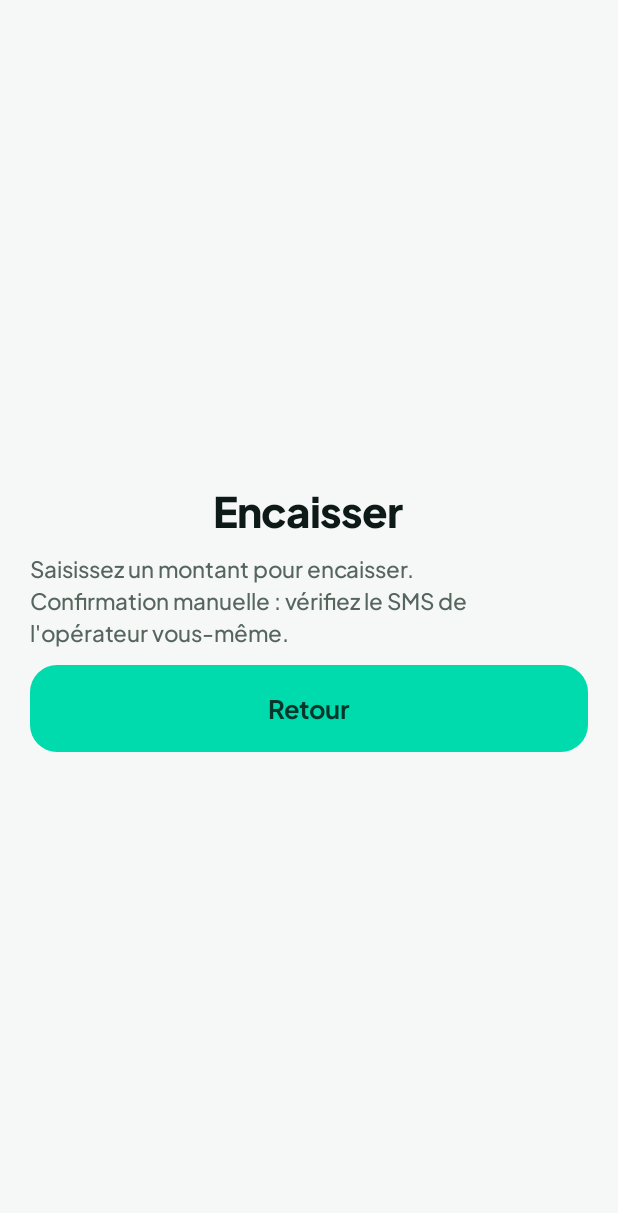
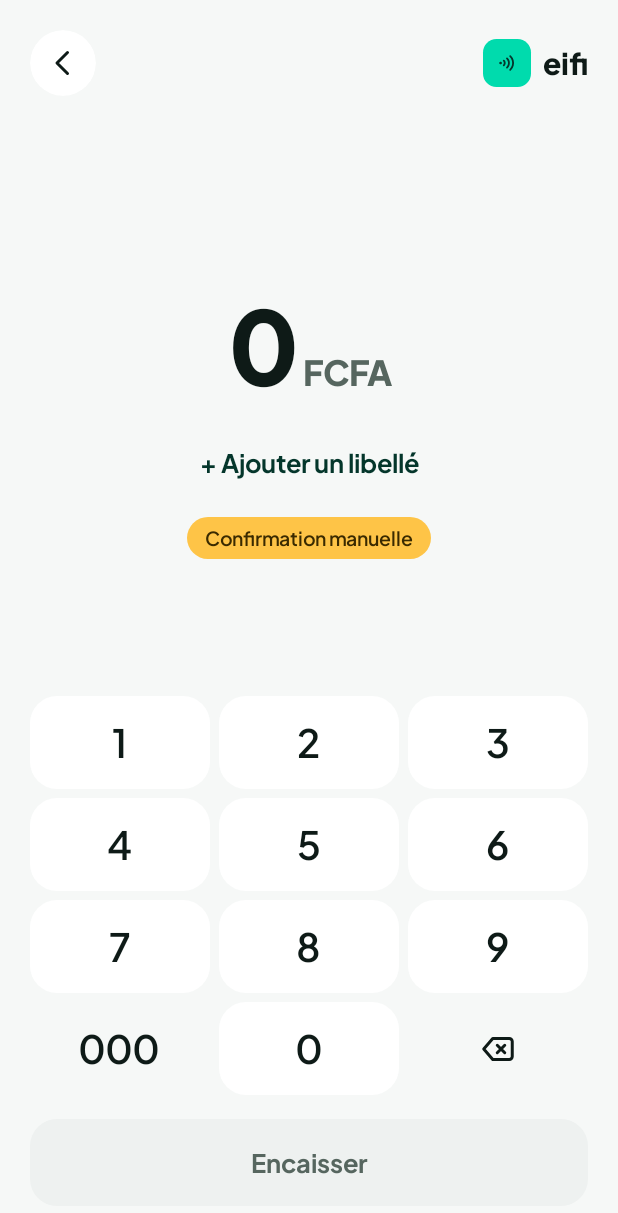
Before and after one commit to Krawist/eifi, an Android app built with Jetpack Compose: the ReceiveScreen screen opened through its navigation route, on a phone screen of 412 x 824 dp. Shown: the top 1213 px of the screen. Run offline under Robolectric (Android 15) with nearby library versions, the phone set to English and light mode, and no system bars; our stand-ins replace Dagger/Hilt's generated code; libraries missing offline, so code that uses them is left out: androidx.hilt.lifecycle.

Commit message:
Add the amount entry screen (EIFI-101)
Co-Authored-By: Claude Opus 5.5 <noreply@anthropic.com>

```diff
--- /dev/null
+++ b/core/design/src/main/kotlin/com/eifi/core/design/component/EifiLogo.kt
@@ -0,0 +1,49 @@
+package com.eifi.core.design.component
+
+import androidx.compose.foundation.layout.Arrangement
+import androidx.compose.foundation.layout.Row
+import androidx.compose.foundation.layout.padding
+import androidx.compose.material3.MaterialTheme
+import androidx.compose.material3.Text
+import androidx.compose.runtime.Composable
+import androidx.compose.ui.Alignment
+import androidx.compose.ui.Modifier
+import androidx.compose.ui.res.painterResource
+import androidx.compose.ui.res.stringResource
+import androidx.compose.ui.text.font.FontWeight
+import androidx.compose.ui.tooling.preview.Preview
+import com.eifi.core.design.R
+import com.eifi.core.design.theme.EifiColors
+import com.eifi.core.design.theme.EifiDimens
+import com.eifi.core.design.theme.EifiSpacing
+import com.eifi.core.design.theme.EifiTheme
+
+/**
+ * Small logo and "eifi" wordmark, at the top left of the main screens.
+ * The logo is not chosen yet (see docs/design/90-logo-pistes.png): the contactless icon stands in.
+ */
+@Composable
+fun EifiLogo(modifier: Modifier = Modifier) {
+    Row(
+        modifier = modifier,
+        horizontalArrangement = Arrangement.spacedBy(EifiSpacing.Small),
+        verticalAlignment = Alignment.CenterVertically,
+    ) {
+        EifiIconTile(
+            icon = painterResource(R.drawable.ic_eifi_contactless),
+            containerColor = EifiColors.Primary,
+            contentColor = EifiColors.OnPrimary,
+            size = EifiDimens.IconTileSmall,
+        )
+        Text(
+            text = stringResource(R.string.eifi_wordmark),
+            style = MaterialTheme.typography.titleLarge.copy(fontWeight = FontWeight.ExtraBold),
+        )
+    }
+}
+
+@Preview(showBackground = true, backgroundColor = 0xFFF6F8F7)
+@Composable
+private fun EifiLogoPreview() {
+    EifiTheme { EifiLogo(modifier = Modifier.padding(EifiSpacing.Gutter)) }
+}
--- a/core/design/src/main/res/values/strings.xml
+++ b/core/design/src/main/res/values/strings.xml
@@ -1,6 +1,7 @@
 <?xml version="1.0" encoding="utf-8"?>
 <resources>
     <string name="currency_fcfa" translatable="false">FCFA</string>
+    <string name="eifi_wordmark" translatable="false">eifi</string>
     <string name="keypad_delete">Effacer</string>
     <string name="navigation_back">Retour</string>
 </resources>
--- a/core/permission/src/main/kotlin/com/eifi/core/permission/RememberPermissionGranted.kt
+++ b/core/permission/src/main/kotlin/com/eifi/core/permission/RememberPermissionGranted.kt
@@ -6,6 +6,7 @@ import androidx.compose.runtime.getValue
 import androidx.compose.runtime.mutableStateOf
 import androidx.compose.runtime.remember
 import androidx.compose.ui.platform.LocalContext
+import androidx.compose.ui.platform.LocalInspectionMode
 import androidx.lifecycle.compose.LifecycleResumeEffect
 import com.eifi.core.data.AppPermission
 
@@ -21,8 +22,18 @@ fun rememberPermissionGranted(permission: AppPermission): State<Boolean> {
     return granted
 }
 
+/** The system checker; nothing is granted in a preview, which has no system services to query. */
 @Composable
 internal fun rememberPermissionChecker(): PermissionChecker {
     val context = LocalContext.current.applicationContext
-    return remember(context) { AndroidPermissionChecker(context) }
+    val inPreview = LocalInspectionMode.current
+    return remember(context, inPreview) {
+        if (inPreview) {
+            object : PermissionChecker {
+                override fun isGranted(permission: AppPermission) = false
+            }
+        } else {
+            AndroidPermissionChecker(context)
+        }
+    }
 }
--- a/feature/onboarding/src/main/res/values/strings.xml
+++ b/feature/onboarding/src/main/res/values/strings.xml
@@ -20,7 +20,6 @@
     <string name="home_receive_subtitle">Saisissez un montant, l\'autre approche son téléphone</string>
     <string name="home_receive_title">Encaisser</string>
     <string name="home_settings">Réglages</string>
-    <string name="home_wordmark" translatable="false">eifi</string>
     <string name="mode_choice_continue">Continuer</string>
     <string name="mode_choice_subtitle">Vous pourrez faire les deux. Choisissez par où commencer.</string>
     <string name="mode_choice_title">Que voulez-vous faire avec Eifi ?</string>
--- a/feature/receive/src/main/kotlin/com/eifi/feature/receive/ReceiveNavigation.kt
+++ b/feature/receive/src/main/kotlin/com/eifi/feature/receive/ReceiveNavigation.kt
@@ -4,6 +4,7 @@ import androidx.compose.animation.AnimatedContent
 import androidx.compose.runtime.Composable
 import androidx.compose.runtime.LaunchedEffect
 import androidx.compose.runtime.getValue
+import androidx.compose.ui.res.stringResource
 import androidx.hilt.lifecycle.viewmodel.compose.hiltViewModel
 import androidx.lifecycle.compose.collectAsStateWithLifecycle
 import androidx.lifecycle.viewmodel.compose.LocalViewModelStoreOwner
@@ -12,8 +13,15 @@ import androidx.navigation.NavGraphBuilder
 import androidx.navigation.compose.composable
 import androidx.navigation.compose.navigation
 import androidx.navigation.toRoute
+import com.eifi.core.data.AppPermission
+import com.eifi.core.design.component.PlaceholderScreen
+import com.eifi.core.design.format.formatFcfa
 import com.eifi.core.design.theme.EifiTransitions
 import com.eifi.core.permission.PermissionStep
+import com.eifi.core.permission.rememberPermissionGranted
+import com.eifi.feature.receive.amount.AmountEntryActions
+import com.eifi.feature.receive.amount.AmountEntryScreen
+import com.eifi.feature.receive.amount.AmountEntryViewModel
 import com.eifi.feature.receive.profile.ReceivingProfileActions
 import com.eifi.feature.receive.profile.ReceivingProfileScreen
 import com.eifi.feature.receive.profile.ReceivingProfileViewModel
@@ -35,8 +43,13 @@ internal data class ReceivingProfileRoute(val editing: Boolean = false)
 @Serializable
 internal data object ReceivePermissionsRoute
 
+/** "Saisie du montant", the main screen of the mode. */
 @Serializable
 internal data object ReceiveRoute
+
+/** Payment session of [amount]: placeholder of the "QR et NFC actifs" screen until EIFI-102 and EIFI-103. */
+@Serializable
+internal data class SessionPlaceholderRoute(val amount: Long, val label: String? = null)
 
 /** Adds the Receive graph; [onBack] leaves the mode. */
 fun NavGraphBuilder.receiveGraph(navController: NavController, onBack: () -> Unit) {
@@ -66,7 +79,19 @@ fun NavGraphBuilder.receiveGraph(navController: NavController, onBack: () -> Uni
         composable<ReceivePermissionsRoute> {
             ReceivePermissionsDestination(navController = navController, onBack = onBack)
         }
-        composable<ReceiveRoute> { ReceiveScreen(onBack = onBack) }
+        composable<ReceiveRoute> {
+            AmountEntryDestination(navController = navController, onBack = onBack)
+        }
+        // TODO(EIFI-102, EIFI-103): create the session, then show its QR code and emit it over NFC.
+        composable<SessionPlaceholderRoute> { entry ->
+            val session = entry.toRoute<SessionPlaceholderRoute>()
+            PlaceholderScreen(
+                title = stringResource(R.string.session_placeholder_title),
+                subtitle = stringResource(R.string.session_placeholder_subtitle, formatFcfa(session.amount)),
+                actionLabel = stringResource(R.string.session_placeholder_back),
+                onAction = { navController.popBackStack() },
+            )
+        }
     }
 }
 
@@ -141,3 +166,36 @@ private fun ReceivingProfileDestination(navController: NavController, editing: B
         ),
     )
 }
+
+@Composable
+private fun AmountEntryDestination(navController: NavController, onBack: () -> Unit) {
+    val viewModel: AmountEntryViewModel = hiltViewModel(
+        checkNotNull(LocalViewModelStoreOwner.current) {
+            "No ViewModelStoreOwner was provided via LocalViewModelStoreOwner"
+        },
+        null,
+    )
+    val uiState by viewModel.uiState.collectAsStateWithLifecycle()
+    val automaticConfirmation by rememberPermissionGranted(AppPermission.NotificationAccess)
+    AmountEntryScreen(
+        uiState = uiState,
+        automaticConfirmation = automaticConfirmation,
+        actions = AmountEntryActions(
+            onDigits = viewModel::onDigits,
+            onDelete = viewModel::onDelete,
+            onShowLabel = viewModel::showLabel,
+            onLabelChange = viewModel::onLabelChange,
+            onCollect = {
+                navController.navigate(
+                    SessionPlaceholderRoute(
+                        amount = uiState.amount,
+                        label = uiState.label.ifBlank {
+                            null
+                        },
+                    ),
+                )
+            },
+            onBack = onBack,
+        ),
+    )
+}
--- a/feature/receive/src/main/kotlin/com/eifi/feature/receive/ReceiveScreen.kt
+++ /dev/null
@@ -1,25 +0,0 @@
-package com.eifi.feature.receive
-
-import androidx.compose.runtime.Composable
-import androidx.compose.runtime.getValue
-import androidx.compose.ui.Modifier
-import androidx.compose.ui.res.stringResource
-import com.eifi.core.data.AppPermission
-import com.eifi.core.design.component.PlaceholderScreen
-import com.eifi.core.permission.rememberPermissionGranted
-
-/** Empty screen of the Receive mode (EIFI-010), showing how payments will be confirmed. */
-@Composable
-internal fun ReceiveScreen(onBack: () -> Unit, modifier: Modifier = Modifier) {
-    val automaticConfirmation by rememberPermissionGranted(AppPermission.NotificationAccess)
-    val confirmation = stringResource(
-        if (automaticConfirmation) R.string.receive_confirmation_automatic else R.string.receive_confirmation_manual,
-    )
-    PlaceholderScreen(
-        title = stringResource(R.string.receive_title),
-        subtitle = stringResource(R.string.receive_subtitle) + "\n" + confirmation,
-        actionLabel = stringResource(R.string.receive_back),
-        onAction = onBack,
-        modifier = modifier,
-    )
-}
--- /dev/null
+++ b/feature/receive/src/main/kotlin/com/eifi/feature/receive/amount/AmountEntryActions.kt
@@ -0,0 +1,11 @@
+package com.eifi.feature.receive.amount
+
+/** User actions of [AmountEntryScreen], grouped to keep its parameter list short. */
+internal data class AmountEntryActions(
+    val onDigits: (String) -> Unit = {},
+    val onDelete: () -> Unit = {},
+    val onShowLabel: () -> Unit = {},
+    val onLabelChange: (String) -> Unit = {},
+    val onCollect: () -> Unit = {},
+    val onBack: () -> Unit = {},
+)
--- /dev/null
+++ b/feature/receive/src/main/kotlin/com/eifi/feature/receive/amount/AmountEntryScreen.kt
@@ -0,0 +1,155 @@
+package com.eifi.feature.receive.amount
+
+import androidx.compose.foundation.layout.Arrangement
+import androidx.compose.foundation.layout.Column
+import androidx.compose.foundation.layout.FlowRow
+import androidx.compose.foundation.layout.Row
+import androidx.compose.foundation.layout.fillMaxSize
+import androidx.compose.foundation.layout.fillMaxWidth
+import androidx.compose.foundation.layout.padding
+import androidx.compose.foundation.layout.safeDrawingPadding
+import androidx.compose.foundation.rememberScrollState
+import androidx.compose.foundation.text.KeyboardOptions
+import androidx.compose.foundation.verticalScroll
+import androidx.compose.material3.MaterialTheme
+import androidx.compose.material3.Surface
+import androidx.compose.material3.Text
+import androidx.compose.runtime.Composable
+import androidx.compose.ui.Alignment
+import androidx.compose.ui.Modifier
+import androidx.compose.ui.res.painterResource
+import androidx.compose.ui.res.stringResource
+import androidx.compose.ui.text.input.ImeAction
+import androidx.compose.ui.text.input.KeyboardCapitalization
+import androidx.compose.ui.tooling.preview.Preview
+import com.eifi.core.design.R as DesignR
+import com.eifi.core.design.component.AmountDisplay
+import com.eifi.core.design.component.EifiBackButton
+import com.eifi.core.design.component.EifiLogo
+import com.eifi.core.design.component.EifiPill
+import com.eifi.core.design.component.EifiPillTone
+import com.eifi.core.design.component.EifiPrimaryButton
+import com.eifi.core.design.component.EifiSecondaryButton
+import com.eifi.core.design.component.EifiTextField
+import com.eifi.core.design.component.NumericKeypad
+import com.eifi.core.design.format.formatFcfa
+import com.eifi.core.design.theme.EifiColors
+import com.eifi.core.design.theme.EifiSpacing
+import com.eifi.core.design.theme.EifiTheme
+import com.eifi.core.payload.Operator
+import com.eifi.feature.receive.R
+import com.eifi.feature.receive.displayName
+
+/**
+ * "Saisie du montant": amount on the keypad, optional label, accepted operators and "Encaisser".
+ * [automaticConfirmation] is `false` when the notifications cannot be read, which shows the manual confirmation.
+ */
+@Composable
+internal fun AmountEntryScreen(
+    uiState: AmountEntryUiState,
+    automaticConfirmation: Boolean,
+    actions: AmountEntryActions,
+    modifier: Modifier = Modifier,
+) {
+    Surface(modifier = modifier.fillMaxSize(), color = EifiColors.Background) {
+        Column(modifier = Modifier.safeDrawingPadding().padding(EifiSpacing.Gutter)) {
+            Row(
+                modifier = Modifier.fillMaxWidth(),
+                verticalAlignment = Alignment.CenterVertically,
+                horizontalArrangement = Arrangement.SpaceBetween,
+            ) {
+                EifiBackButton(onClick = actions.onBack)
+                EifiLogo()
+            }
+            Column(
+                modifier = Modifier.weight(1f).fillMaxWidth().verticalScroll(rememberScrollState()),
+                verticalArrangement = Arrangement.spacedBy(EifiSpacing.Medium, Alignment.CenterVertically),
+                horizontalAlignment = Alignment.CenterHorizontally,
+            ) {
+                Text(
+                    text = uiState.displayName,
+                    style = MaterialTheme.typography.bodyLarge,
+                    color = MaterialTheme.colorScheme.onSurfaceVariant,
+                )
+                AmountDisplay(amount = uiState.amount, modifier = Modifier.fillMaxWidth())
+                AmountLimit(uiState = uiState)
+                LabelInput(uiState = uiState, actions = actions)
+                AcceptedOperators(operators = uiState.acceptedOperators, automaticConfirmation = automaticConfirmation)
+            }
+            NumericKeypad(onDigits = actions.onDigits, onDelete = actions.onDelete)
+            EifiPrimaryButton(
+                text = if (uiState.amount > 0) {
+                    stringResource(R.string.amount_entry_collect_amount, formatFcfa(uiState.amount))
+                } else {
+                    stringResource(R.string.amount_entry_collect)
+                },
+                onClick = actions.onCollect,
+                enabled = uiState.canCollect,
+                modifier = Modifier.padding(top = EifiSpacing.Large),
+            )
+        }
+    }
+}
+
+/** Why the amount cannot go lower or higher, under the amount. */
+@Composable
+private fun AmountLimit(uiState: AmountEntryUiState) {
+    val text = when {
+        uiState.maximumReached -> stringResource(R.string.amount_entry_maximum, formatFcfa(AmountInput.MAX))
+        uiState.belowMinimum -> stringResource(R.string.amount_entry_minimum, formatFcfa(AmountInput.MIN))
+        else -> return
+    }
+    Text(text = text, style = MaterialTheme.typography.bodyMedium, color = MaterialTheme.colorScheme.onSurfaceVariant)
+}
+
+@Composable
+private fun LabelInput(uiState: AmountEntryUiState, actions: AmountEntryActions) {
+    if (uiState.labelShown) {
+        EifiTextField(
+            value = uiState.label,
+            onValueChange = actions.onLabelChange,
+            label = stringResource(R.string.amount_entry_label),
+            keyboardOptions = KeyboardOptions(
+                capitalization = KeyboardCapitalization.Sentences,
+                imeAction = ImeAction.Done,
+            ),
+        )
+    } else {
+        EifiSecondaryButton(text = stringResource(R.string.amount_entry_add_label), onClick = actions.onShowLabel)
+    }
+}
+
+/** Operators of the receiving profile, and the manual confirmation when notifications cannot be read. */
+@Composable
+private fun AcceptedOperators(operators: List<Operator>, automaticConfirmation: Boolean) {
+    FlowRow(
+        horizontalArrangement = Arrangement.spacedBy(EifiSpacing.Small, Alignment.CenterHorizontally),
+        verticalArrangement = Arrangement.spacedBy(EifiSpacing.Small),
+    ) {
+        operators.forEach { operator ->
+            EifiPill(
+                text = stringResource(operator.displayName),
+                icon = painterResource(DesignR.drawable.ic_eifi_check),
+            )
+        }
+        if (!automaticConfirmation) {
+            EifiPill(text = stringResource(R.string.amount_entry_manual_confirmation), tone = EifiPillTone.Accent)
+        }
+    }
+}
+
+@Preview(widthDp = 390, heightDp = 844)
+@Composable
+private fun AmountEntryScreenPreview() {
+    EifiTheme {
+        AmountEntryScreen(
+            uiState = AmountEntryUiState(
+                displayName = "Boutique Mama Ngono",
+                acceptedOperators = listOf(Operator.OrangeMoney, Operator.MtnMomo),
+                amount = 2_500,
+            ),
+            automaticConfirmation = false,
+            actions = AmountEntryActions(),
+        )
+    }
+}
--- /dev/null
+++ b/feature/receive/src/main/kotlin/com/eifi/feature/receive/amount/AmountEntryUiState.kt
@@ -0,0 +1,23 @@
+package com.eifi.feature.receive.amount
+
+import com.eifi.core.payload.Operator
+
+/**
+ * [labelShown] once the user asked to add a label, which is optional and stays on the phone.
+ * [maximumReached] when the last key was ignored because the amount would go past [AmountInput.MAX].
+ */
+internal data class AmountEntryUiState(
+    val displayName: String = "",
+    val acceptedOperators: List<Operator> = emptyList(),
+    val amount: Long = 0,
+    val label: String = "",
+    val labelShown: Boolean = false,
+    val maximumReached: Boolean = false,
+) {
+    /** Below [AmountInput.MIN], which explains why the amount cannot be collected yet. */
+    val belowMinimum: Boolean
+        get() = amount in 1 until AmountInput.MIN
+
+    val canCollect: Boolean
+        get() = AmountInput.isCollectable(amount)
+}
--- /dev/null
+++ b/feature/receive/src/main/kotlin/com/eifi/feature/receive/amount/AmountEntryViewModel.kt
@@ -0,0 +1,65 @@
+package com.eifi.feature.receive.amount
+
+import androidx.lifecycle.ViewModel
+import androidx.lifecycle.viewModelScope
+import com.eifi.core.data.ReceivingProfileRepository
+import com.eifi.core.payload.Operator
+import dagger.hilt.android.lifecycle.HiltViewModel
+import javax.inject.Inject
+import kotlinx.coroutines.flow.MutableStateFlow
+import kotlinx.coroutines.flow.StateFlow
+import kotlinx.coroutines.flow.asStateFlow
+import kotlinx.coroutines.flow.first
+import kotlinx.coroutines.flow.update
+import kotlinx.coroutines.launch
+
+/** "Saisie du montant": the amount typed on the keypad, with the name and operators of the receiving profile. */
+@HiltViewModel
+internal class AmountEntryViewModel @Inject constructor(receivingProfileRepository: ReceivingProfileRepository) :
+    ViewModel() {
+
+    private val _uiState = MutableStateFlow(AmountEntryUiState())
+    val uiState: StateFlow<AmountEntryUiState> = _uiState.asStateFlow()
+
+    init {
+        viewModelScope.launch {
+            receivingProfileRepository.profile.first()?.let { profile ->
+                _uiState.update {
+                    it.copy(
+                        displayName = profile.displayName,
+                        acceptedOperators = Operator.entries.filter { operator ->
+                            operator in profile.receivingMethods
+                        },
+                    )
+                }
+            }
+        }
+    }
+
+    /** [digits] is "0" to "9" or "000", as sent by the keypad; a key going past the maximum is ignored. */
+    fun onDigits(digits: String) {
+        _uiState.update {
+            if (AmountInput.exceedsMax(it.amount, digits)) {
+                it.copy(maximumReached = true)
+            } else {
+                it.copy(amount = AmountInput.append(it.amount, digits), maximumReached = false)
+            }
+        }
+    }
+
+    fun onDelete() {
+        _uiState.update { it.copy(amount = AmountInput.delete(it.amount), maximumReached = false) }
+    }
+
+    fun showLabel() {
+        _uiState.update { it.copy(labelShown = true) }
+    }
+
+    fun onLabelChange(label: String) {
+        _uiState.update { it.copy(label = label.take(MAX_LABEL_LENGTH)) }
+    }
+
+    private companion object {
+        const val MAX_LABEL_LENGTH = 30
+    }
+}
--- a/feature/receive/src/main/res/values/strings.xml
+++ b/feature/receive/src/main/res/values/strings.xml
@@ -1,14 +1,16 @@
 <?xml version="1.0" encoding="utf-8"?>
 <resources>
+    <string name="amount_entry_add_label">+ Ajouter un libellé</string>
+    <string name="amount_entry_collect">Encaisser</string>
+    <string name="amount_entry_collect_amount">Encaisser %1$s FCFA</string>
+    <string name="amount_entry_label">Libellé (facultatif)</string>
+    <string name="amount_entry_manual_confirmation">Confirmation manuelle</string>
+    <string name="amount_entry_maximum">Montant maximum\u00A0: %1$s FCFA</string>
+    <string name="amount_entry_minimum">Montant minimum\u00A0: %1$s FCFA</string>
     <string name="operator_mtn_momo" translatable="false">MTN MoMo</string>
     <string name="operator_mtn_momo_short" translatable="false">MoMo</string>
     <string name="operator_orange_money" translatable="false">Orange Money</string>
     <string name="operator_orange_money_short" translatable="false">OM</string>
-    <string name="receive_back">Retour</string>
-    <string name="receive_confirmation_automatic">Confirmation automatique par le SMS de l\'opérateur.</string>
-    <string name="receive_confirmation_manual">Confirmation manuelle\u00A0: vérifiez le SMS de l\'opérateur vous-même.</string>
-    <string name="receive_subtitle">Saisissez un montant pour encaisser.</string>
-    <string name="receive_title">Encaisser</string>
     <string name="receiving_profile_add">Ajouter %1$s</string>
     <string name="receiving_profile_code_label">Code marchand %1$s</string>
     <string name="receiving_profile_continue">Continuer</string>
@@ -24,4 +26,7 @@
     <string name="receiving_profile_save">Enregistrer</string>
     <string name="receiving_profile_subtitle">Ces informations restent sur votre téléphone.</string>
     <string name="receiving_profile_title">Où recevoir l\'argent\u00A0?</string>
+    <string name="session_placeholder_back">Retour</string>
+    <string name="session_placeholder_subtitle">%1$s FCFA · l\'écran du QR code arrive bientôt.</string>
+    <string name="session_placeholder_title">QR et NFC actifs</string>
 </resources>
```
Also changed, not shown: feature/onboarding/src/main/kotlin/com/eifi/feature/onboarding/home/HomeScreen.kt (+2 -13 lines), feature/receive/src/main/kotlin/com/eifi/feature/receive/OperatorLabels.kt (added, +20 -0 lines), feature/receive/src/main/kotlin/com/eifi/feature/receive/amount/AmountInput.kt (added, +24 -0 lines), feature/receive/src/main/kotlin/com/eifi/feature/receive/profile/ReceivingProfileScreen.kt (+2 -15 lines), 5 other files.
